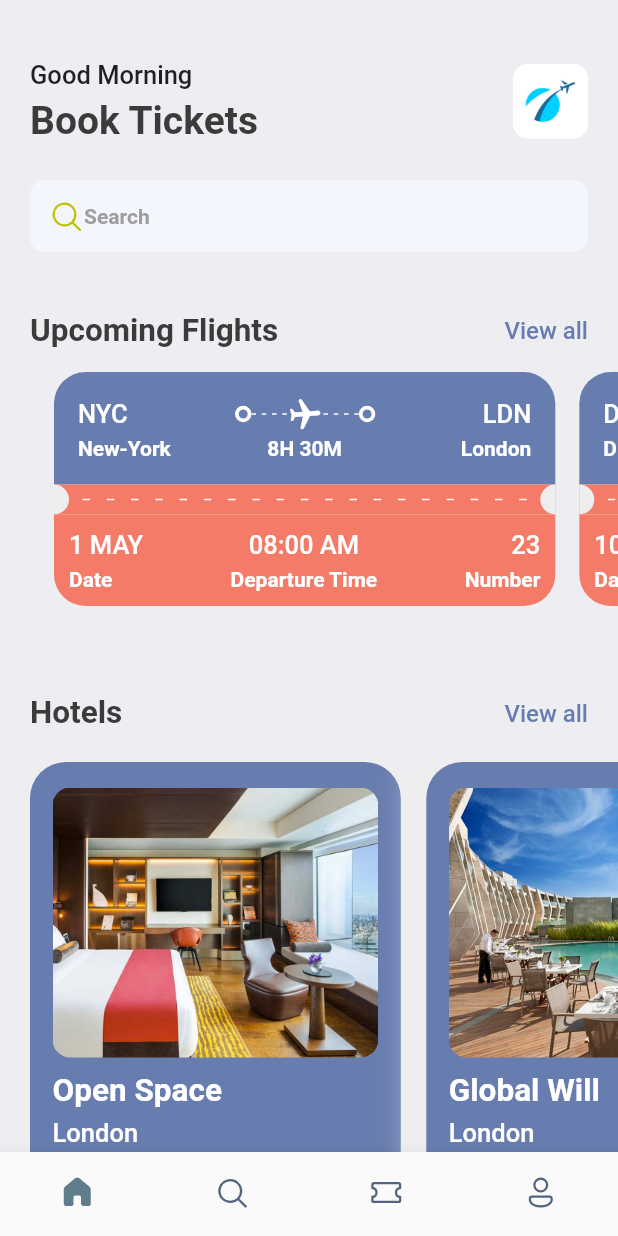
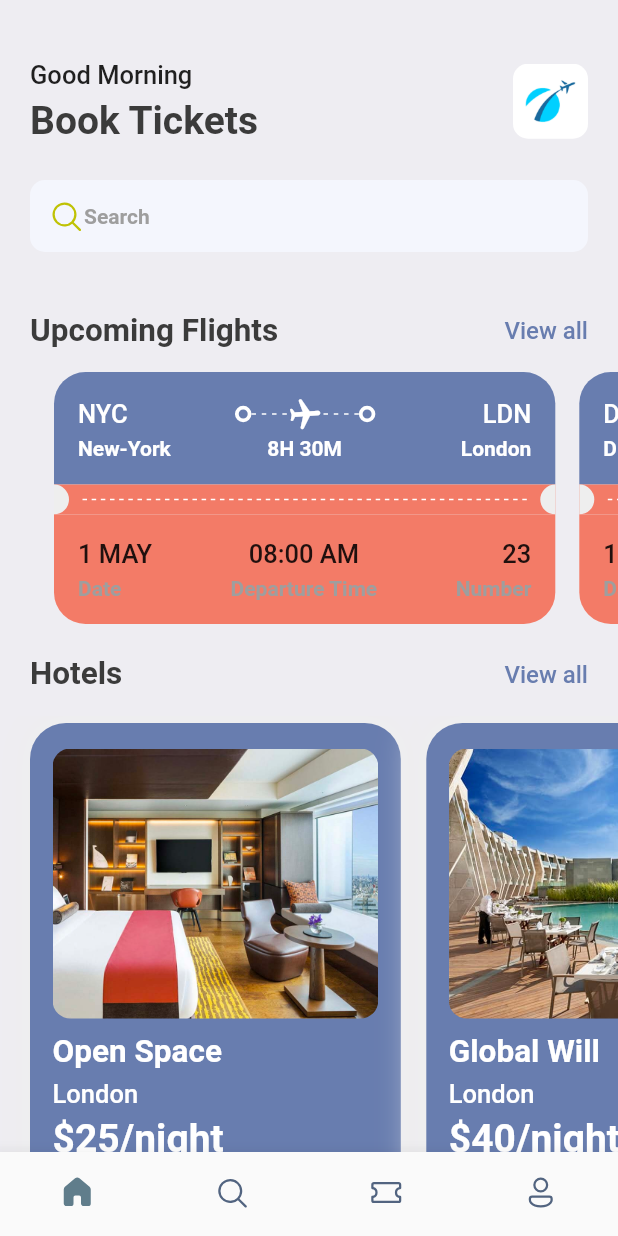
Before and after one commit to haqi206/flighst_ticket_booking, a Flutter app: the screen it shows after launch, on a phone screen of 412 x 824 dp. Run offline on Flutter 3.47's test engine with Material 2 defaults, Android fonts, the phone set to English and light mode, and no system bars; our stand-ins replace barcode_widget, fluentui_icons, get.

Commit message:
commit update ticket screen

```diff
--- a/lib/screens/ticket_view.dart
+++ b/lib/screens/ticket_view.dart
@@ -1,8 +1,11 @@
 import 'package:book_tickets/utils/app_layout.dart';
 import 'package:book_tickets/utils/app_styles.dart';
+import 'package:book_tickets/widgets/column_layout.dart';
+import 'package:book_tickets/widgets/layout_builder_widget.dart';
 import 'package:book_tickets/widgets/thick_container.dart';
 import 'package:flutter/cupertino.dart';
 import 'package:flutter/material.dart';
+import 'package:get/get.dart';
 
 class TicketView extends StatelessWidget {
   final Map<String, dynamic> ticket; // untuk menampung data tiket dari app_info_list.dart
@@ -16,7 +19,7 @@ class TicketView extends StatelessWidget {
 
     return SizedBox(
       width: size.width*0.85, // Mengatur lebar dari widget
-      height: 200, // Mengatur tinggi dari widget
+      height: GetPlatform.isAndroid==true?174:169, // Mengatur tinggi dari widget
       child: Container(
         margin: const EdgeInsets.only(left: 16),
         child: Column(
@@ -126,25 +129,9 @@ class TicketView extends StatelessWidget {
                       ),
                     ),
                   ),
-                  Expanded(child: Padding(
-                    padding: const EdgeInsets.all(9.0),
-                    child: LayoutBuilder( // untuk membuat titik-titik pada tiket
-                      builder: (BuildContext context, BoxConstraints constraints) {
-                        return Flex(
-                          direction: Axis.horizontal,
-                          mainAxisAlignment: MainAxisAlignment.spaceBetween,
-                          mainAxisSize: MainAxisSize.max,
-                          children: List.generate((constraints.constrainWidth()/15).floor(), (index) =>  SizedBox(
-                              width: 5, height: 1,
-                              child: DecoratedBox(
-                                  decoration: BoxDecoration(
-                                    color: isColor==null?Colors.white:Colors.grey.shade300,
-                                  )
-                              )
-                          )),
-                        );
-                      },
-                    ),
+                  const Expanded(child: Padding(
+                    padding: EdgeInsets.all(9.0),
+                    child: AppLayoutBuilderWidget(section: 6)
                   )),
                    SizedBox( // untuk membuat potongan setengah lingkaran pada tiket
                     height: 20,
@@ -165,57 +152,36 @@ class TicketView extends StatelessWidget {
             /// Showing the bottom orange part of the Card:
             Container(
               decoration:  BoxDecoration( // untuk memberikan border pada container
-                  borderRadius: BorderRadius.only(bottomLeft: Radius.circular(21), bottomRight: Radius.circular(21)),
+                  borderRadius: BorderRadius.only(
+                      bottomLeft: Radius.circular(isColor==null?21:0),
+                      bottomRight: Radius.circular(isColor==null?21:0)
+                  ),
                   color: isColor==null?Styles.orangeColor:Colors.white
               ),
-              padding: const EdgeInsets.all(10),
+              padding: const EdgeInsets.all(16),
               child: Column(
                 children: [
                   Row(
                     mainAxisAlignment: MainAxisAlignment.spaceBetween,
                     children: [
-                      Column(
-                        crossAxisAlignment: CrossAxisAlignment.start,
-                        children: [
-                          Text(
-                            ticket['date'],
-                            style: isColor==null?Styles.headLineStyle3.copyWith(color: Colors.white): Styles.headLineStyle3,
-                          ),
-                          SizedBox(height: 5),
-                          Text(
-                            "Date",
-                            style: isColor==null?Styles.headLineStyle4.copyWith(color: Colors.white): Styles.headLineStyle4,
-                          )
-                        ],
+                      AppColumnLayout(
+                          text1: ticket['date'],
+                          text2: "Date",
+                          alignment: CrossAxisAlignment.start,
+                          isColor: false
                       ),
-                      Column(
-                        crossAxisAlignment: CrossAxisAlignment.center,
-                        children: [
-                          Text(
-                            ticket['departure_time'],
-                            style: isColor==null? Styles.headLineStyle3.copyWith(color: Colors.white):Styles.headLineStyle3,
-                          ),
-                          SizedBox(height: 5),
-                          Text(
-                            "Departure Time",
-                            style: isColor==null? Styles.headLineStyle4.copyWith(color: Colors.white):Styles.headLineStyle4,
-                          )
-                        ],
+                      AppColumnLayout(
+                          text1: ticket['departure_time'],
+                          text2: "Departure Time",
+                          alignment: CrossAxisAlignment.center,
+                          isColor: false
                       ),
-                      Column(
-                        crossAxisAlignment: CrossAxisAlignment.end,
-                        children: [
-                          Text(
-                            // karena number bertipe data int di app_info_list, maka harus diubah ke string
-                            ticket['number'].toString(),
-                            style: isColor==null?Styles.headLineStyle3.copyWith(color: Colors.white):Styles.headLineStyle3,
-                          ),
-                          SizedBox(height: 5),
-                          Text(
-                            "Number",
-                            style: isColor==null?Styles.headLineStyle4.copyWith(color: Colors.white):Styles.headLineStyle4,
-                          )
-                        ],
+                      AppColumnLayout(
+                        // karena number bertipe data int di app_info_list, maka harus diubah ke string
+                          text1: ticket['number'].toString(),
+                          text2: "Number",
+                          alignment: CrossAxisAlignment.end,
+                          isColor: false
                       ),
                     ]
                   )
--- /dev/null
+++ b/lib/widgets/column_layout.dart
@@ -0,0 +1,25 @@
+import 'package:flutter/cupertino.dart';
+import 'package:flutter/material.dart';
+
+import '../utils/app_styles.dart';
+
+class AppColumnLayout extends StatelessWidget {
+  final CrossAxisAlignment alignment; // karena column menggunakan crossAxisAlignment
+  final String text1;
+  final String text2;
+  final bool? isColor;
+  const AppColumnLayout({Key? key, required this.text1, required this.text2, required this.alignment, this.isColor})
+      : super(key: key);
+
+  @override
+  Widget build(BuildContext context) {
+    return Column(
+      crossAxisAlignment: alignment,
+      children: [
+        Text(text1, style: isColor==null?Styles.headLineStyle3.copyWith(color: Colors.white): Styles.headLineStyle3),
+        const SizedBox(height: 5),
+        Text(text2, style: isColor==null?Styles.headLineStyle4.copyWith(color: Colors.white): Styles.headLineStyle4)
+      ],
+    );
+  }
+}
--- /dev/null
+++ b/lib/widgets/layout_builder_widget.dart
@@ -0,0 +1,30 @@
+import 'package:flutter/cupertino.dart';
+import 'package:flutter/material.dart';
+
+class AppLayoutBuilderWidget extends StatelessWidget {
+  final bool? isColor;
+  final int section; // untuk menentukan berapa banyak tampilan section pada tiket
+  final double width;
+  const AppLayoutBuilderWidget({Key? key, this.isColor, required this.section, this.width=3}) : super(key: key);
+
+  @override
+  Widget build(BuildContext context) {
+    return LayoutBuilder( // untuk membuat titik-titik pada tiket
+      builder: (BuildContext context, BoxConstraints constraints) {
+        return Flex(
+          direction: Axis.horizontal,
+          mainAxisAlignment: MainAxisAlignment.spaceBetween,
+          mainAxisSize: MainAxisSize.max,
+          children: List.generate((constraints.constrainWidth()/section).floor(), (index) =>  SizedBox(
+              width: width, height: 1,
+              child: DecoratedBox(
+                  decoration: BoxDecoration(
+                    color: isColor==null?Colors.white:Colors.grey.shade300,
+                  )
+              )
+          )),
+        );
+      },
+    );
+  }
+}
--- a/pubspec.yaml
+++ b/pubspec.yaml
@@ -49,6 +49,7 @@ dev_dependencies:
   # package. See that file for information about deactivating specific lint
   # rules and activating additional ones.
   flutter_lints: ^2.0.0
+  barcode_widget: ^2.0.2
 
 # For information on the generic Dart part of this file, see the
 # following page: https://dart.dev/tools/pub/pubspec
```
Also changed, not shown: lib/screens/ticket_screen.dart (+78 -6 lines), lib/widgets/ticket_tabs.dart (+6 -6 lines), pubspec.lock.
